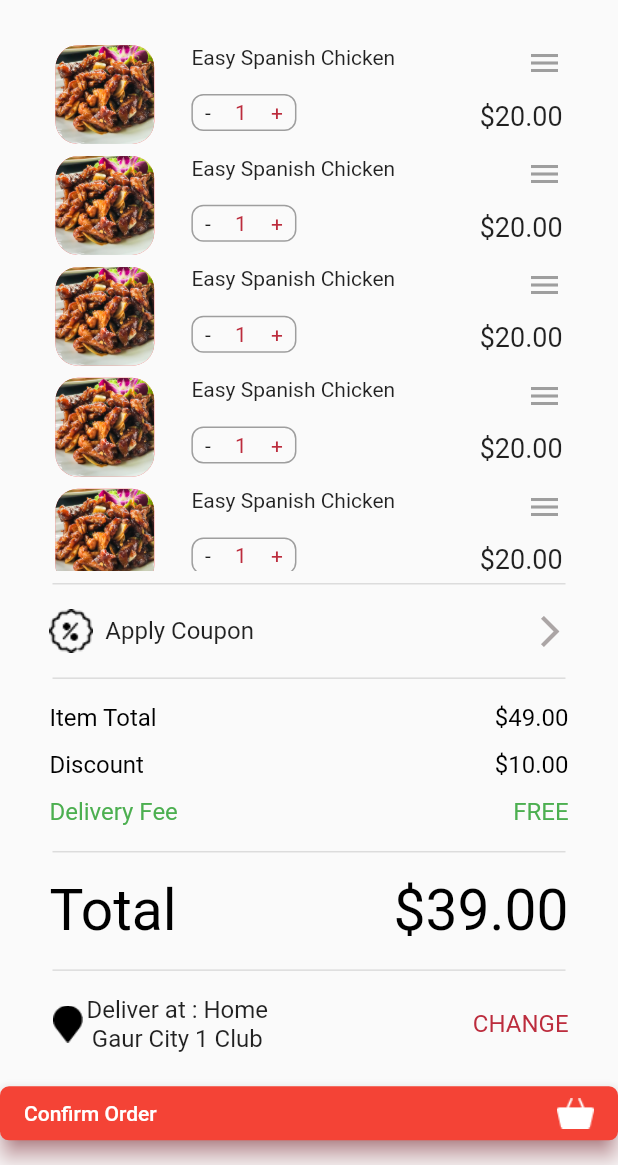
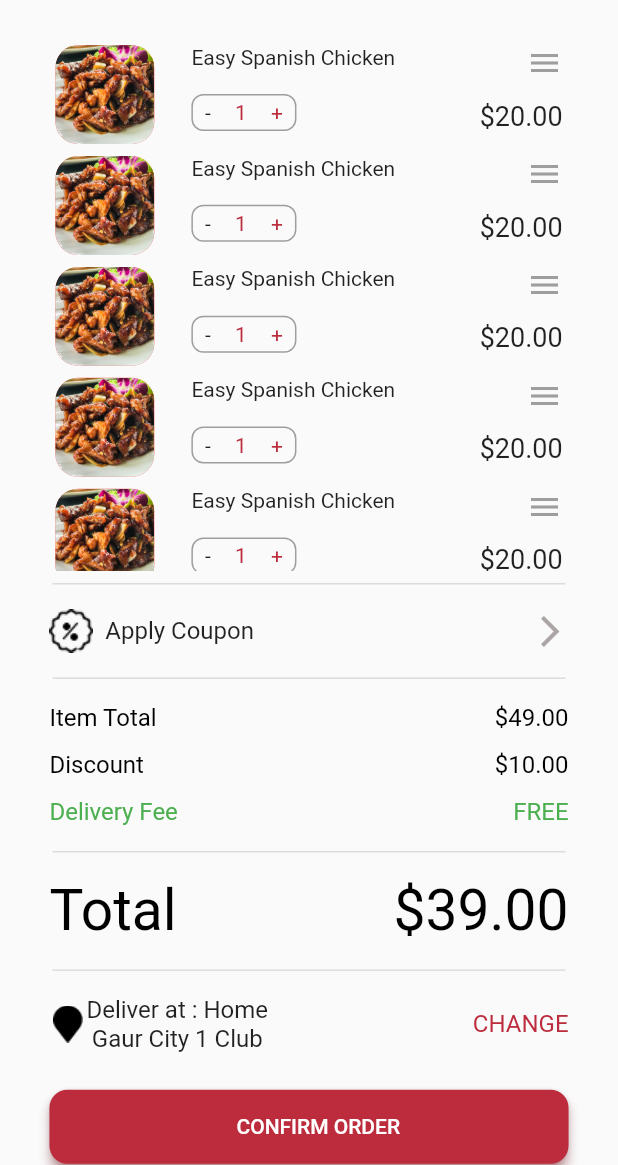
Before and after one commit to omarezzdeen/eat_app, a Flutter app: the CartScreen screen opened directly, on a phone screen of 412 x 824 dp, the part 71-1236 px from its top. Run offline on Flutter 3.47's test engine with Material 2 defaults, Android fonts, the phone set to English and light mode, and no system bars; our stand-ins replace hexcolor.

Commit message:
first update

```diff
--- a/lib/screens/cart_screen.dart
+++ b/lib/screens/cart_screen.dart
@@ -171,27 +171,9 @@ class CartScreen extends StatelessWidget {
                   ],
                 ),
               ),
-              ElevatedButton(
-                onPressed: () {},
-                style: ElevatedButton.styleFrom(
-                  elevation: 6.0,
-                  shadowColor: Theme.of(context).primaryColor,
-                  shape: RoundedRectangleBorder(
-                    borderRadius: BorderRadius.circular(6.0),
-                  ),
-                ),
-                child: Row(
-                  children: [
-                    const Text('Confirm Order'),
-                    const Spacer(),
-                    Image.asset(
-                      'assets/images/cart-icon.png',
-                      color: Colors.white,
-                      height: size.height * 0.03,
-                      width: size.width * 0.06,
-                    )
-                  ],
-                ),
+              Padding(
+                padding: EdgeInsets.fromLTRB(size.width * 0.08, size.height * 0.01, size.width * 0.08, size.height * 0.025),
+                child: CustomElevatedButton(text: 'CONFIRM ORDER', width: size.width * 0.85, height: size.height * 0.08, color: Theme.of(context).primaryColor, isIcon: false, onPressed: (){}, textColor: Colors.white,borderRadius: 12.0,),
               ),
             ],
           ),
--- a/lib/widgets/items/item_favourite.dart
+++ b/lib/widgets/items/item_favourite.dart
@@ -1,4 +1,5 @@
 import 'package:eat_app/utils/images.dart';
+import 'package:eat_app/utils/routes.dart';
 import 'package:flutter/material.dart';
 
 class ItemFavourite extends StatelessWidget {
@@ -7,7 +8,9 @@ class ItemFavourite extends StatelessWidget {
   @override
   Widget build(BuildContext context) {
     final size = MediaQuery.of(context).size;
-    return Card(
+    return GestureDetector(
+      onTap: () => Navigator.of(context).pushNamed(Routs.detailsScreen),
+      child: Card(
         elevation: 10.0,
         child: Column(
           children: [
@@ -87,6 +90,7 @@ class ItemFavourite extends StatelessWidget {
             ),
           ],
         ),
+      ),
     );
   }
 }
```
Lines whose indentation alone changed are shown as unchanged.
